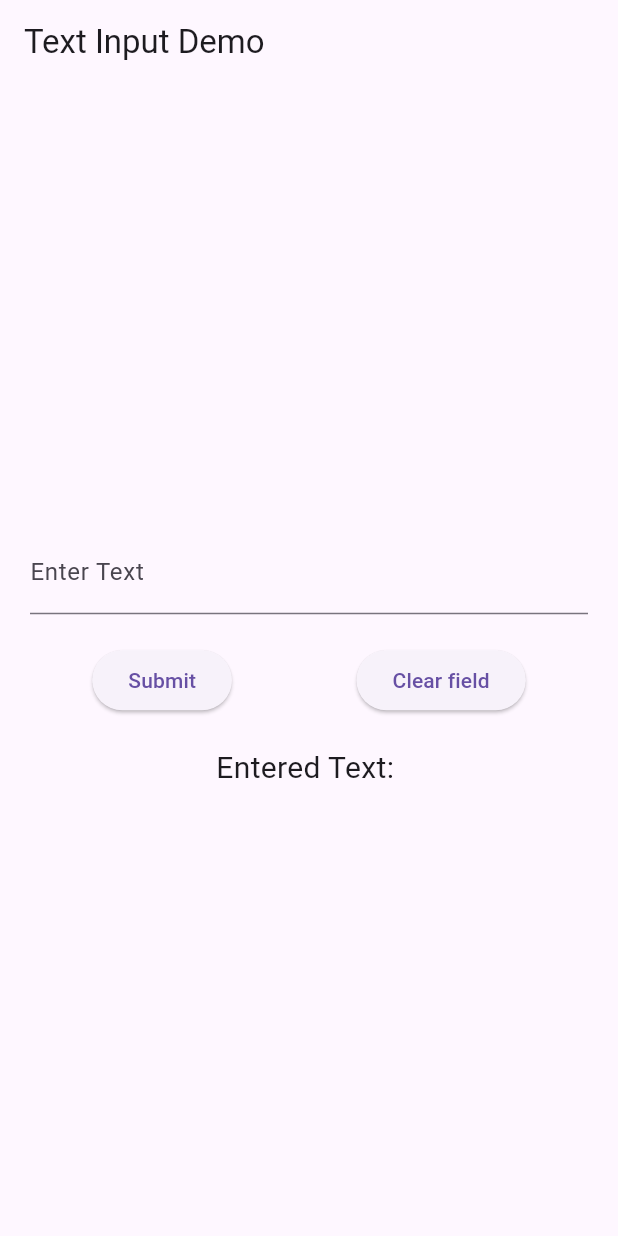
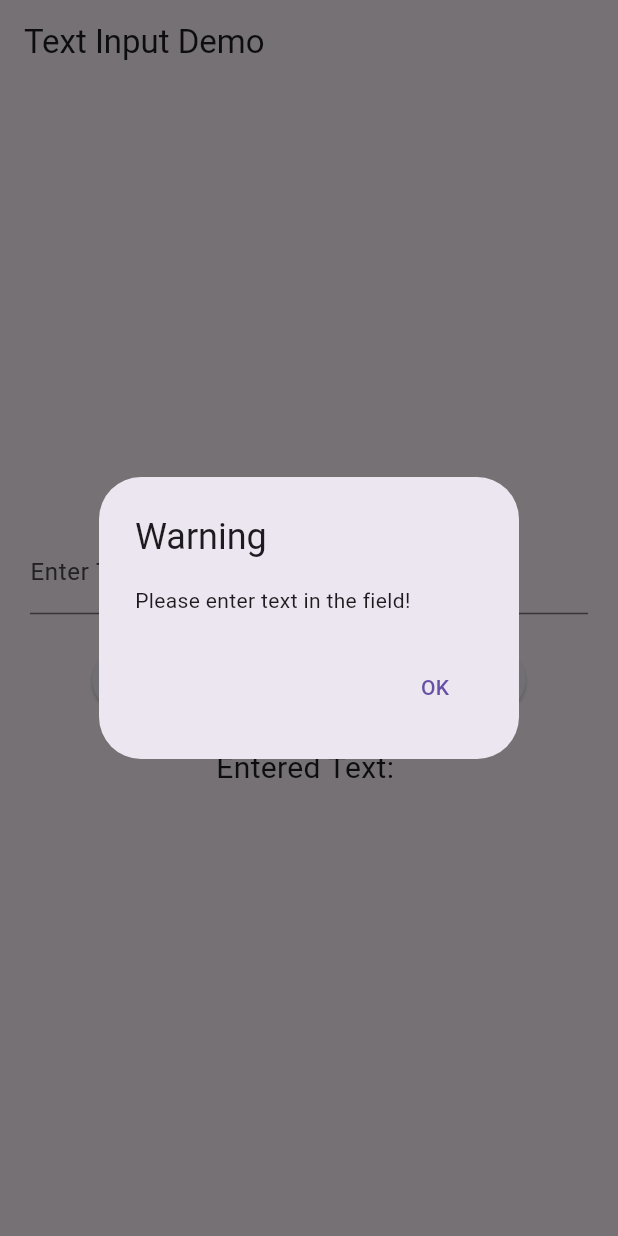
Before and after one commit to reloveution/testp, a Flutter app: the screen it shows after launch, after a tap on "Submit", on a phone screen of 412 x 824 dp. Run offline on Flutter 3.47's test engine with Material 3 defaults, Android fonts, the phone set to English and light mode, and no system bars.

Commit message:
step 3(complete)

```diff
--- a/lib/view/page/text_input_widget.dart
+++ b/lib/view/page/text_input_widget.dart
@@ -12,13 +12,54 @@ class _TextInputWidgetState extends State<TextInputWidget> {
   String _enteredText = '';
 
   void _submitText() {
-    setState(() {
-      _enteredText = _controller.text;
-    });
+    if (_controller.text.isNotEmpty) {
+      setState(() {
+        _enteredText = _controller.text;
+      });
+    } else {
+      showDialog(
+        context: context,
+        builder: (BuildContext context) {
+          return AlertDialog(
+            title: const Text('Warning'),
+            content: const Text('Please enter text in the field!'),
+            actions: <Widget>[
+              TextButton(
+                onPressed: () {
+                  Navigator.of(context).pop();
+                },
+                child: const Text('OK'),
+              ),
+            ],
+          );
+        },
+      );
+    }
   }
 
   void _clearField() {
-    _controller.clear();
+    if (_controller.text.isNotEmpty) {
+      _controller.clear();
+    } else {
+      _controller.clear();
+      showDialog(
+        context: context,
+        builder: (BuildContext context) {
+          return AlertDialog(
+            title: const Text('Warning'),
+            content: const Text('The field is already empty!'),
+            actions: <Widget>[
+              TextButton(
+                onPressed: () {
+                  Navigator.of(context).pop();
+                },
+                child: const Text('OK'),
+              ),
+            ],
+          );
+        },
+      );
+    }
   }
 
   @override
```
